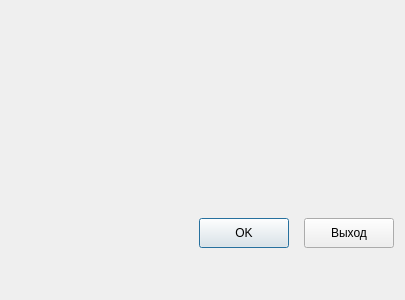
Arox/makler, file src/core/dialogs/dialogauthentification.ui: the form before one commit.
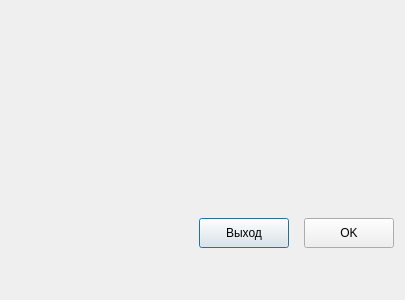
The form after the commit.

Patch:
```diff
--- a/src/core/dialogs/dialogauthentification.ui
+++ b/src/core/dialogs/dialogauthentification.ui
@@ -106,7 +106,7 @@
       </spacer>
      </item>
      <item>
-      <widget class="QPushButton" name="mpOk">
+      <widget class="QPushButton" name="mpExit">
        <property name="minimumSize">
         <size>
          <width>90</width>
@@ -120,12 +120,12 @@
         </size>
        </property>
        <property name="text">
-        <string>OK</string>
+        <string>Выход</string>
        </property>
       </widget>
      </item>
      <item>
-      <widget class="QPushButton" name="mpExit">
+      <widget class="QPushButton" name="mpOk">
        <property name="minimumSize">
         <size>
          <width>90</width>
@@ -139,7 +139,7 @@
         </size>
        </property>
        <property name="text">
-        <string>Выход</string>
+        <string>OK</string>
        </property>
       </widget>
      </item>
```
